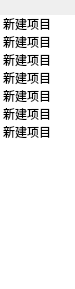
The window that 3.Software/HelloFinger-rebuild/HelloFinger/form_hidewindow.ui (Magiclxw/HelloFinger) describes before a commit, drawn with Qt 5.
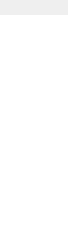
The same window after the commit.

Diff of the .ui file:
```diff
--- a/3.Software/HelloFinger-rebuild/HelloFinger/form_hidewindow.ui
+++ b/3.Software/HelloFinger-rebuild/HelloFinger/form_hidewindow.ui
@@ -6,8 +6,8 @@
    <rect>
     <x>0</x>
     <y>0</y>
-    <width>75</width>
-    <height>289</height>
+    <width>68</width>
+    <height>250</height>
    </rect>
   </property>
   <property name="windowTitle">
@@ -28,50 +28,18 @@
    </property>
    <item>
     <widget class="QListWidget" name="listWidget_func">
+     <property name="enabled">
+      <bool>true</bool>
+     </property>
      <property name="frameShape">
       <enum>QFrame::NoFrame</enum>
      </property>
      <property name="iconSize">
       <size>
-       <width>10</width>
-       <height>10</height>
+       <width>50</width>
+       <height>50</height>
       </size>
      </property>
-     <item>
-      <property name="text">
-       <string>新建项目</string>
-      </property>
-     </item>
-     <item>
-      <property name="text">
-       <string>新建项目</string>
-      </property>
-     </item>
-     <item>
-      <property name="text">
-       <string>新建项目</string>
-      </property>
-     </item>
-     <item>
-      <property name="text">
-       <string>新建项目</string>
-      </property>
-     </item>
-     <item>
-      <property name="text">
-       <string>新建项目</string>
-      </property>
-     </item>
-     <item>
-      <property name="text">
-       <string>新建项目</string>
-      </property>
-     </item>
-     <item>
-      <property name="text">
-       <string>新建项目</string>
-      </property>
-     </item>
     </widget>
    </item>
   </layout>
```
